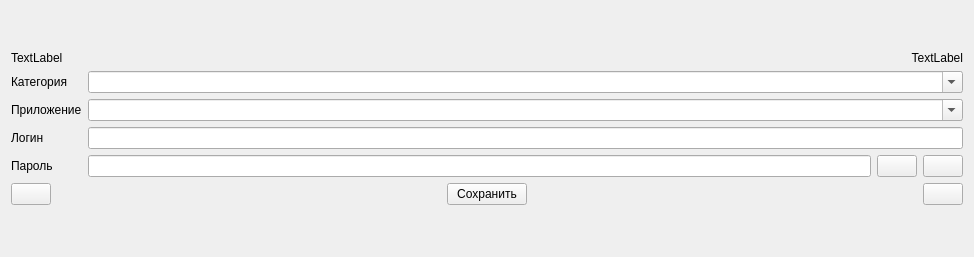
Old version of the form src/SKeyPassword/res/ui/PasswordView.ui in the repository Syricoff/SKeyPassword.
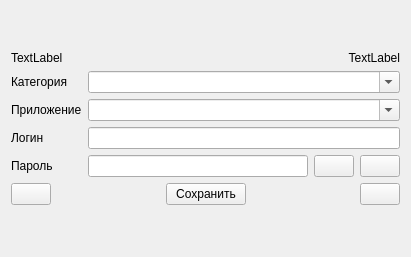
New version of the form. Icons and pictures are not drawn.

What changed in the file:
```diff
--- a/src/SKeyPassword/res/ui/PasswordView.ui
+++ b/src/SKeyPassword/res/ui/PasswordView.ui
@@ -6,7 +6,7 @@
    <rect>
     <x>0</x>
     <y>0</y>
-    <width>974</width>
+    <width>411</width>
     <height>257</height>
    </rect>
   </property>
```
Left out of the diff: 19 changed lines with no effect on the pictures.
